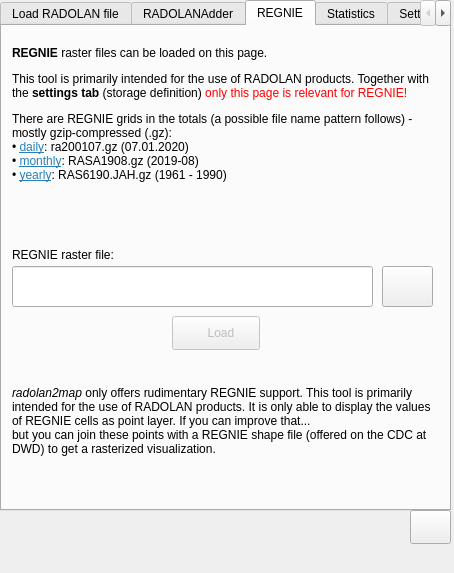
Above: dock_widget.ui from Weathermann/radolan2map before the change. Below: the same form after it.
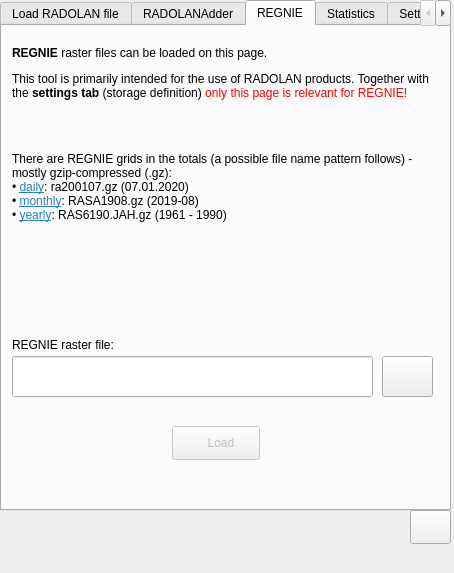
That is the form after the change. The open tabs and pages were chosen to show the change. Icons and pictures are not drawn.

Commit message: integrate regnie2raster functionality

The edit to the form file:
```diff
--- a/dock_widget.ui
+++ b/dock_widget.ui
@@ -694,7 +694,7 @@
       <property name="geometry">
        <rect>
         <x>170</x>
-        <y>290</y>
+        <y>400</y>
         <width>88</width>
         <height>34</height>
        </rect>
@@ -723,7 +723,7 @@
       <property name="geometry">
        <rect>
         <x>10</x>
-        <y>240</y>
+        <y>330</y>
         <width>361</width>
         <height>41</height>
        </rect>
@@ -733,7 +733,7 @@
       <property name="geometry">
        <rect>
         <x>380</x>
-        <y>240</y>
+        <y>330</y>
         <width>51</width>
         <height>41</height>
        </rect>
@@ -763,11 +763,11 @@
         <x>10</x>
         <y>20</y>
         <width>431</width>
-        <height>211</height>
+        <height>251</height>
        </rect>
       </property>
       <property name="text">
-       <string>&lt;html&gt;&lt;head/&gt;&lt;body&gt;&lt;p&gt;&lt;span style=&quot; font-weight:600;&quot;&gt;REGNIE&lt;/span&gt; raster files can be loaded on this page.&lt;/p&gt;&lt;p&gt;This tool is primarily intended for the use of RADOLAN products. Together with the &lt;span style=&quot; font-weight:600;&quot;&gt;settings tab&lt;/span&gt; (storage definition) &lt;span style=&quot; color:#ff0000;&quot;&gt;only this page is relevant for REGNIE!&lt;/span&gt;&lt;/p&gt;&lt;p&gt;There are REGNIE grids in the totals (a possible file name pattern follows) - mostly gzip-compressed (.gz):&lt;span style=&quot; color:#000000;&quot;&gt;&lt;br/&gt;• &lt;/span&gt;&lt;a href=&quot;https://opendata.dwd.de/climate_environment/CDC/grids_germany/daily/regnie/&quot;&gt;&lt;span style=&quot; text-decoration: underline; color:#2980b9;&quot;&gt;daily&lt;/span&gt;&lt;/a&gt;&lt;span style=&quot; color:#000000;&quot;&gt;: ra200107.gz (07.01.2020)&lt;br/&gt;• &lt;/span&gt;&lt;a href=&quot;https://opendata.dwd.de/climate_environment/CDC/grids_germany/monthly/regnie/&quot;&gt;&lt;span style=&quot; text-decoration: underline; color:#2980b9;&quot;&gt;monthly&lt;/span&gt;&lt;/a&gt;&lt;span style=&quot; color:#000000;&quot;&gt;: RASA1908.gz (2019-08)&lt;br/&gt;• &lt;/span&gt;&lt;a href=&quot;https://opendata.dwd.de/climate_environment/CDC/grids_germany/multi_annual/regnie/&quot;&gt;&lt;span style=&quot; text-decoration: underline; color:#2980b9;&quot;&gt;yearly&lt;/span&gt;&lt;/a&gt;&lt;span style=&quot; color:#000000;&quot;&gt;: RAS6190.JAH.gz (1961 - 1990)&lt;/span&gt;&lt;/p&gt;&lt;/body&gt;&lt;/html&gt;</string>
+       <string>&lt;html&gt;&lt;head/&gt;&lt;body&gt;&lt;p&gt;&lt;span style=&quot; font-weight:600;&quot;&gt;REGNIE&lt;/span&gt; raster files can be loaded on this page.&lt;/p&gt;&lt;p&gt;This tool is primarily intended for the use of RADOLAN products. Together with the &lt;span style=&quot; font-weight:600;&quot;&gt;settings tab&lt;/span&gt; (storage definition) &lt;span style=&quot; color:#ff0000;&quot;&gt;only this page is relevant for REGNIE!&lt;/span&gt;&lt;/p&gt;&lt;p&gt;&lt;br/&gt;&lt;/p&gt;&lt;p&gt;There are REGNIE grids in the totals (a possible file name pattern follows) - mostly gzip-compressed (.gz):&lt;span style=&quot; color:#000000;&quot;&gt;&lt;br/&gt;• &lt;/span&gt;&lt;a href=&quot;https://opendata.dwd.de/climate_environment/CDC/grids_germany/daily/regnie/&quot;&gt;&lt;span style=&quot; text-decoration: underline; color:#2980b9;&quot;&gt;daily&lt;/span&gt;&lt;/a&gt;&lt;span style=&quot; color:#000000;&quot;&gt;: ra200107.gz (07.01.2020)&lt;br/&gt;• &lt;/span&gt;&lt;a href=&quot;https://opendata.dwd.de/climate_environment/CDC/grids_germany/monthly/regnie/&quot;&gt;&lt;span style=&quot; text-decoration: underline; color:#2980b9;&quot;&gt;monthly&lt;/span&gt;&lt;/a&gt;&lt;span style=&quot; color:#000000;&quot;&gt;: RASA1908.gz (2019-08)&lt;br/&gt;• &lt;/span&gt;&lt;a href=&quot;https://opendata.dwd.de/climate_environment/CDC/grids_germany/multi_annual/regnie/&quot;&gt;&lt;span style=&quot; text-decoration: underline; color:#2980b9;&quot;&gt;yearly&lt;/span&gt;&lt;/a&gt;&lt;span style=&quot; color:#000000;&quot;&gt;: RAS6190.JAH.gz (1961 - 1990)&lt;/span&gt;&lt;/p&gt;&lt;/body&gt;&lt;/html&gt;</string>
       </property>
       <property name="alignment">
        <set>Qt::AlignLeading|Qt::AlignLeft|Qt::AlignTop</set>
@@ -779,35 +779,11 @@
        <bool>true</bool>
       </property>
      </widget>
-     <widget class="QLabel" name="label_regnie_2">
-      <property name="geometry">
-       <rect>
-        <x>10</x>
-        <y>360</y>
-        <width>421</width>
-        <height>121</height>
-       </rect>
-      </property>
-      <property name="font">
-       <font>
-        <pointsize>9</pointsize>
-       </font>
-      </property>
-      <property name="text">
-       <string>&lt;html&gt;&lt;head/&gt;&lt;body&gt;&lt;p&gt;&lt;span style=&quot; font-style:italic;&quot;&gt;radolan2map&lt;/span&gt; only offers rudimentary REGNIE support. This tool is primarily intended for the use of RADOLAN products. It is only able to display the values of REGNIE cells as point layer. If you can improve that...&lt;br/&gt;but you can join these points with a REGNIE shape file (offered on the CDC at DWD) to get a rasterized visualization.&lt;/p&gt;&lt;/body&gt;&lt;/html&gt;</string>
-      </property>
-      <property name="alignment">
-       <set>Qt::AlignLeading|Qt::AlignLeft|Qt::AlignTop</set>
-      </property>
-      <property name="wordWrap">
-       <bool>true</bool>
-      </property>
-     </widget>
      <widget class="QLabel" name="label_18">
       <property name="geometry">
        <rect>
         <x>10</x>
-        <y>220</y>
+        <y>310</y>
         <width>251</width>
         <height>18</height>
        </rect>
```
Left out of the diff: 2 changed lines with no effect on the pictures. The commit also changes 8 other files.
